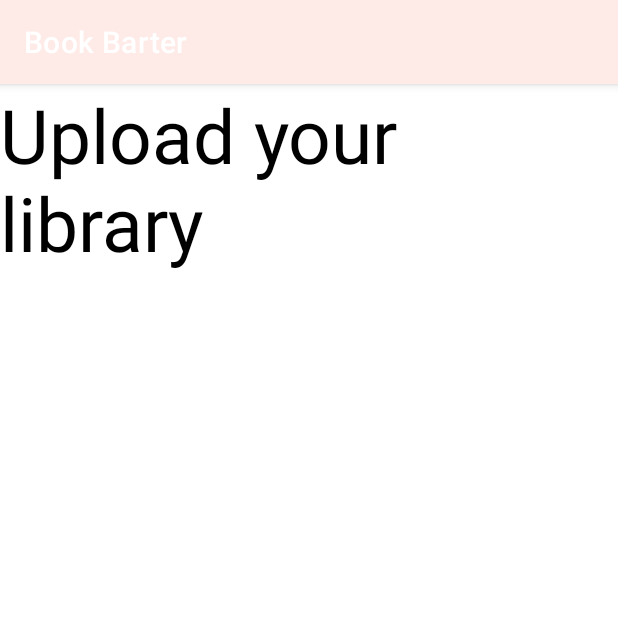
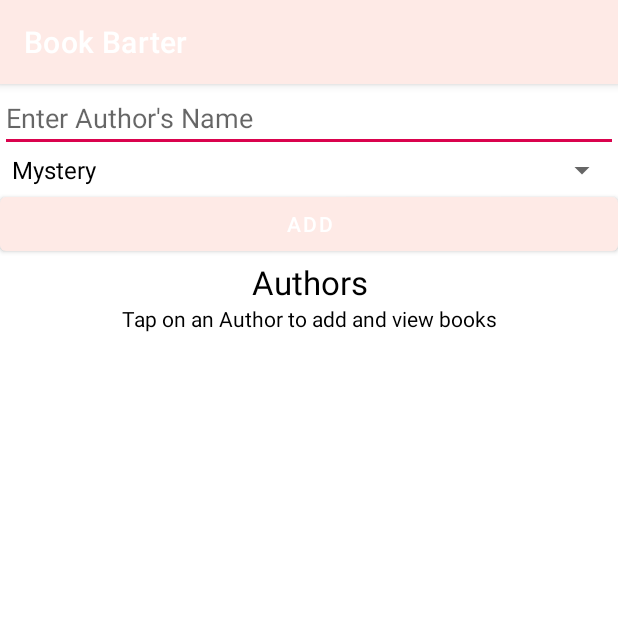
Before and after one commit to shivanisorte/BookBarter, an Android app: the UploadLibActivity screen opened directly, with no data from a screen before it, on a phone screen of 412 x 824 dp, the top half of it. Run offline under Robolectric (Android 15) with nearby library versions, the phone set to English and light mode, and no system bars; Roboto replaces fonts that are not available here.

Commit message:
Adding UploadLib

```diff
--- a/app/src/main/AndroidManifest.xml
+++ b/app/src/main/AndroidManifest.xml
@@ -12,7 +12,8 @@
         android:roundIcon="@mipmap/ic_launcher_round"
         android:supportsRtl="true"
         android:theme="@style/Theme.BookBarter">
-        <activity android:name=".UploadLibActivity"></activity>
+        <activity android:name=".AuthorActivity"></activity>
+        <activity android:name=".UploadLibActivity" />
         <activity
             android:name=".AccountActivity"
             android:label="@string/title_activity_account"
--- a/app/src/main/res/layout/activity_splash_screen.xml
+++ b/app/src/main/res/layout/activity_splash_screen.xml
@@ -13,7 +13,7 @@
         android:id="@+id/imageView2"
         android:layout_width="wrap_content"
         android:layout_height="wrap_content"
-        app:srcCompat="@drawable/bbtlogodark"
+        app:srcCompat="@drawable/booklogo"
         tools:ignore="MissingConstraints"
         tools:layout_editor_absoluteX="0dp"
         tools:layout_editor_absoluteY="87dp" />
--- a/app/src/main/res/layout/activity_upload_lib.xml
+++ b/app/src/main/res/layout/activity_upload_lib.xml
@@ -1,18 +1,53 @@
 <?xml version="1.0" encoding="utf-8"?>
-<androidx.constraintlayout.widget.ConstraintLayout xmlns:android="http://schemas.android.com/apk/res/android"
-    xmlns:app="http://schemas.android.com/apk/res-auto"
+<RelativeLayout xmlns:android="http://schemas.android.com/apk/res/android"
     xmlns:tools="http://schemas.android.com/tools"
+    android:id="@+id/activity_main"
     android:layout_width="match_parent"
     android:layout_height="match_parent"
     tools:context=".UploadLibActivity">
 
+
+    <EditText
+        android:id="@+id/editName"
+        android:layout_width="match_parent"
+        android:layout_height="wrap_content"
+        android:hint="Enter Author's Name" />
+
+    <Spinner
+        android:id="@+id/spinnerGenres"
+        android:layout_width="match_parent"
+        android:layout_height="wrap_content"
+        android:layout_below="@id/editName"
+        android:entries="@array/genres"></Spinner>
+
+    <Button
+        android:id="@+id/buttonAddAuthor"
+        android:layout_width="match_parent"
+        android:layout_height="wrap_content"
+        android:layout_below="@id/spinnerGenres"
+        android:text="Add" />
+
     <TextView
         android:id="@+id/textView"
-        android:layout_width="314dp"
-        android:layout_height="202dp"
-        android:text="Upload your library"
-        android:textColor="@color/black"
-        android:layout_marginTop="50dp"
-        android:textSize="50dp"
-        tools:ignore="MissingConstraints" />
-</androidx.constraintlayout.widget.ConstraintLayout>
+        android:layout_width="match_parent"
+        android:layout_height="wrap_content"
+        android:layout_below="@id/buttonAddAuthor"
+        android:text="Authors"
+        android:textAlignment="center"
+        android:textAppearance="@style/Base.TextAppearance.AppCompat.Large" />
+
+    <TextView
+        android:id="@+id/textView1"
+        android:layout_width="match_parent"
+        android:layout_height="wrap_content"
+        android:layout_below="@id/textView"
+        android:text="Tap on an Author to add and view books"
+        android:textAlignment="center" />
+
+    <ListView
+        android:id="@+id/listViewAuthors"
+        android:layout_width="match_parent"
+        android:layout_height="wrap_content"
+        android:layout_below="@+id/textView1"></ListView>
+
+</RelativeLayout>
--- a/app/src/main/res/values/strings.xml
+++ b/app/src/main/res/values/strings.xml
@@ -13,4 +13,14 @@
 
     <string name="hello_first_fragment">Hello first fragment</string>
     <string name="hello_second_fragment">Hello second fragment. Arg: %1$s</string>
+
+
+    <string-array name="genres">
+        <item>Mystery</item>
+        <item>Thriller</item>
+        <item>Fiction</item>
+        <item>Non-Fiction</item>
+        <item>Sci-Fi</item>
+    </string-array>
+
 </resources>
```
Also changed, not shown: app/src/main/java/com/shivani/bookbarter/AuthorActivity.java (added, +14 -0 lines), app/src/main/res/layout/activity_author.xml (added, +69 -0 lines).
